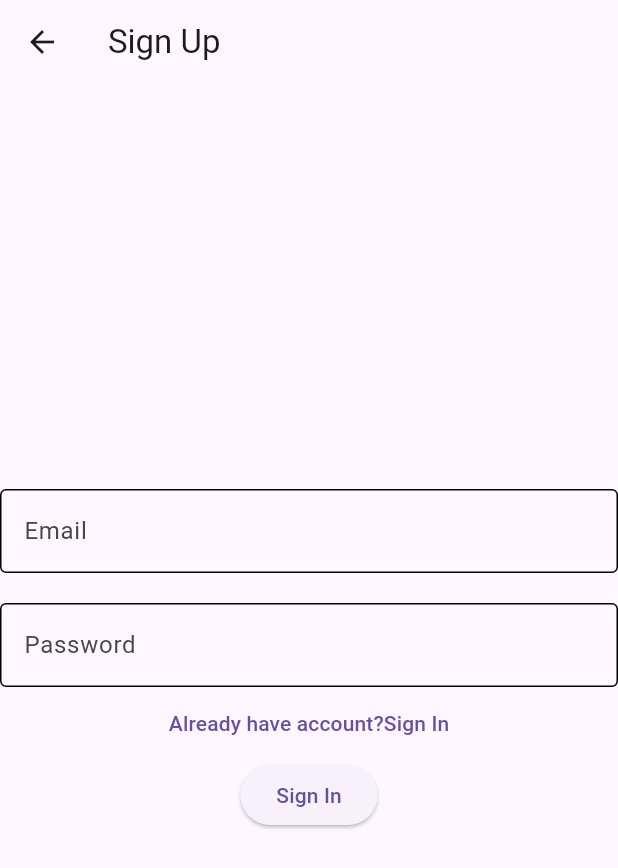
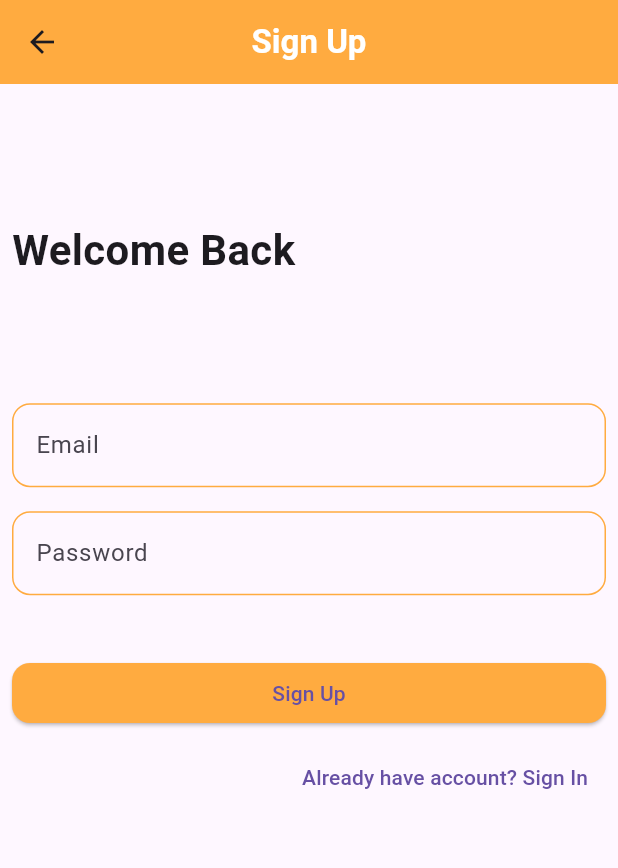
Before and after one commit to Shalu6634/chat_app, a Flutter app: the SignUp screen opened by its route, on a phone screen of 412 x 824 dp. Shown: the top 868 px of the screen. Run offline on Flutter 3.47's test engine with Material 3 defaults, Android fonts, the phone set to English and light mode, and no system bars; our stand-ins replace firebase_auth, firebase_core, get; accounts and stored records are empty.

Commit message:
Update sign_up.dart

```diff
--- a/lib/view/auth/sign_up.dart
+++ b/lib/view/auth/sign_up.dart
@@ -1,52 +1,204 @@
+// import 'package:chat_app/services/auth_services/auth_service.dart';
+// import 'package:firebase_auth/firebase_auth.dart';
 import 'package:flutter/material.dart';
+import 'package:flutter/rendering.dart';
 import 'package:get/get.dart';
 
-import '../../controller/auth_controller.dart';
-import '../../services/auth_services/auth_service.dart';
+// import '../../controlle/r/auth_controller.dart';
 
 class SignUp extends StatelessWidget {
   const SignUp({super.key});
 
   @override
   Widget build(BuildContext context) {
-    var authController = Get.put(AuthController());
+    double height = MediaQuery.of(context).size.height;
+    double width = MediaQuery.of(context).size.width;
+    // var authController = Get.put(AuthController());
     return Scaffold(
       appBar: AppBar(
-        title: const Text('Sign Up'),
+        centerTitle: true,
+        title: Text(
+          'Sign Up',
+          style: TextStyle(color: Colors.white, fontWeight: FontWeight.bold),
         ),
-      body: Column(
-        mainAxisAlignment: MainAxisAlignment.center,
+        backgroundColor: Colors.orangeAccent,
+      ),
+      body: Padding(
+        padding: const EdgeInsets.all(8.0),
+        child: SingleChildScrollView(
+          child: Column(
+            mainAxisAlignment: MainAxisAlignment.start,
             children: [
+              SizedBox(
+                height: height * 0.1,
+              ),
+              const Align(
+                  alignment: Alignment.centerLeft,
+                  child: Text(
+                    'Welcome Back',
+                    style: TextStyle(fontSize: 28, fontWeight: FontWeight.bold),
+                  )),
+              SizedBox(
+                height: height * 0.1,
+              ),
               const TextField(
+                // controller: authController.txtEmail,
                 decoration: InputDecoration(
-                labelText: 'Email',
-                enabledBorder: OutlineInputBorder(),
-                focusedBorder: OutlineInputBorder()),
+                    label: Text('Email'),
+                    hintText: 'abc@gmail.com',
+                    enabledBorder: OutlineInputBorder(
+                      borderSide: BorderSide(color: Colors.orangeAccent),
+                      borderRadius: BorderRadius.all(
+                        Radius.circular(12),
+                      ),
+                    ),
+                    focusedBorder: OutlineInputBorder(
+                        borderSide: BorderSide(color: Colors.orangeAccent),
+                        borderRadius: BorderRadius.all(
+                          Radius.circular(12),
+                        ))),
+              ),
+
+              const Padding(
+                padding: EdgeInsets.only(top: 16),
+                child: TextField(
+                  // controller: authController.txtPassword,
+                  decoration: InputDecoration(
+                      label: Text('Password'),
+                      hintText: '123455',
+                      enabledBorder: OutlineInputBorder(
+                        borderSide: BorderSide(color: Colors.orangeAccent),
+                        borderRadius: BorderRadius.all(
+                          Radius.circular(12),
+                        ),
+                      ),
+                      focusedBorder: OutlineInputBorder(
+                          borderSide: BorderSide(color: Colors.orangeAccent),
+                          borderRadius: BorderRadius.all(
+                            Radius.circular(12),
+                          ))),
+                ),
               ),
               SizedBox(
-            height: 20,
+                height: height * 0.05,
               ),
-          const TextField(
-            decoration: InputDecoration(
-                labelText: 'Password',
-                enabledBorder: OutlineInputBorder(),
-                focusedBorder: OutlineInputBorder()),
+              SizedBox(
+                width: width * 1,
+                child: ElevatedButton(
+                  style: ElevatedButton.styleFrom(
+                      backgroundColor: Colors.orangeAccent,
+                      shape: RoundedRectangleBorder(
+                          borderRadius: BorderRadius.circular(12))),
+                  onPressed: () {},
+                  child: Text('Sign Up'),
                 ),
-          TextButton(
+              ),
+              // ElevatedButton(
+              //   onPressed: () async {
+              //     // String response = await  AuthService.authService.signInWithEmailAndPassword(authController.txtEmail.text, authController.txtPassword.text);
+              //     //
+              //     // User? user = AuthService.authService.getCurrentUser();
+              //     // if(user!=null&&response=='success')
+              //     // {
+              //     //   Get.offAndToNamed('/home');
+              //     // }
+              //     // else
+              //     // {
+              //     //   Get.snackbar('Sign in failed', response);
+              //     // }
+              //   },
+              //   child: const Text('Sign-in'),
+              // ),
+
+              Align(
+                alignment: Alignment.centerRight,
+                child: Padding(
+                  padding: const EdgeInsets.only(top: 8.0),
+                  child: TextButton(
                       onPressed: () {
-                Get.back();
+                        Get.toNamed('/');
                       },
-              child: const Text('Already have account?Sign In')),
-          ElevatedButton(
-            onPressed: () {
-              AuthService.authService.createAccountWithEmailAndPassword(
-                  authController.txtEmail.text,
-                  authController.txtPassword.text);
-            },
-            child: const Text('Sign In'),
+                      child: const Text('Already have account? Sign In')),
+                ),
               ),
             ],
+          ),
+        ),
       ),
     );
   }
 }
+
+
+
+
+
+
+
+
+
+
+
+
+
+
+
+
+
+
+
+
+
+
+// import 'package:flutter/material.dart';
+// import 'package:get/get.dart';
+
+// import '../../controller/auth_controller.dart';
+// import '../../services/auth_services/auth_service.dart';
+
+// class SignUp extends StatelessWidget {
+//   const SignUp({super.key});
+
+//   @override
+//   Widget build(BuildContext context) {
+//     var authController = Get.put(AuthController());
+//     return Scaffold(
+//       appBar: AppBar(
+//         title: const Text('Sign Up'),
+//       ),
+//       body: Column(
+//         mainAxisAlignment: MainAxisAlignment.center,
+//         children: [
+//           const TextField(
+//             decoration: InputDecoration(
+//                 labelText: 'Email',
+//                 enabledBorder: OutlineInputBorder(),
+//                 focusedBorder: OutlineInputBorder()),
+//           ),
+//           SizedBox(
+//             height: 20,
+//           ),
+//           const TextField(
+//             decoration: InputDecoration(
+//                 labelText: 'Password',
+//                 enabledBorder: OutlineInputBorder(),
+//                 focusedBorder: OutlineInputBorder()),
+//           ),
+//           TextButton(
+//               onPressed: () {
+//                 Get.back();
+//               },
+//               child: const Text('Already have account?Sign In')),
+//           ElevatedButton(
+//             onPressed: () {
+//               AuthService.authService.createAccountWithEmailAndPassword(
+//                   authController.txtEmail.text,
+//                   authController.txtPassword.text);
+//             },
+//             child: const Text('Sign In'),
+//           ),
+//         ],
+//       ),
+//     );
+//   }
+// }
```
Lines whose indentation alone changed are shown as unchanged.
